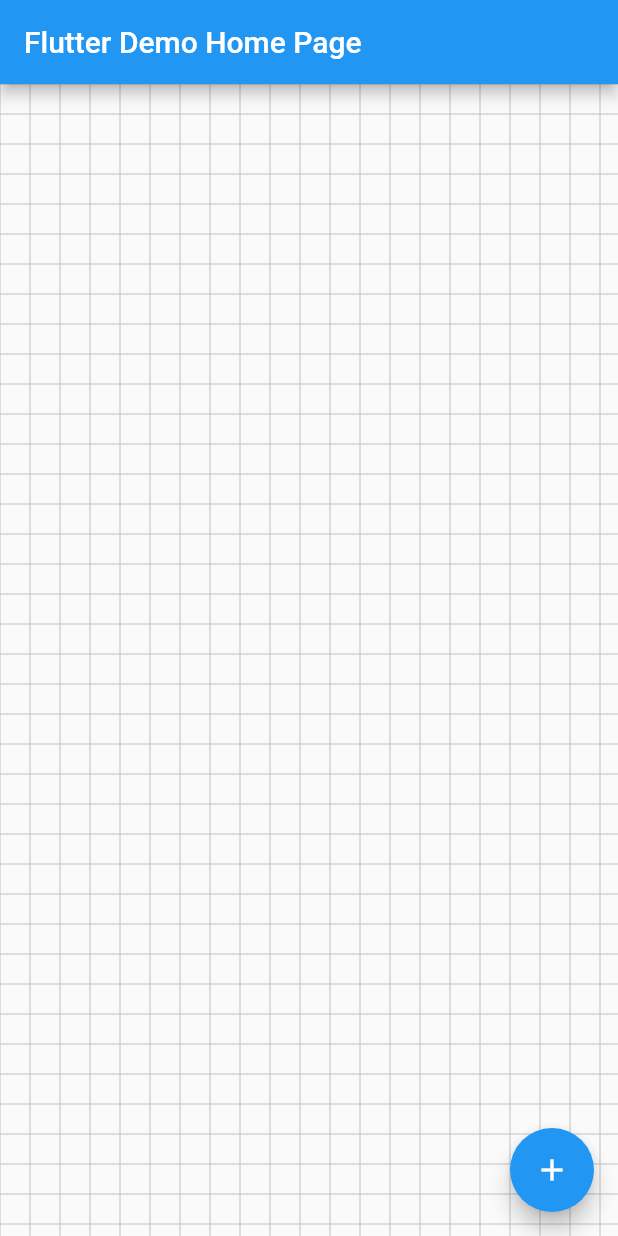
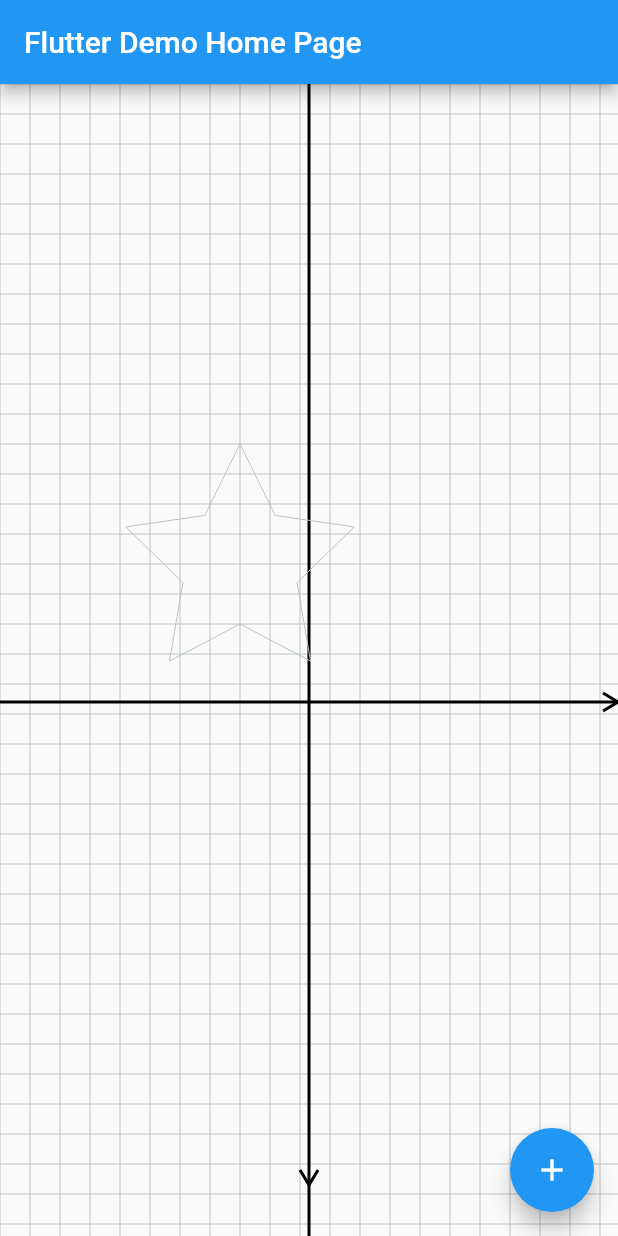
Before and after one commit to 1559727195/flutter_app, a Flutter app: the screen it shows after launch, on a phone screen of 412 x 824 dp. Run offline on Flutter 3.47's test engine with Material 2 defaults, Android fonts, the phone set to English and light mode, and no system bars.

```diff
--- a/lib/view/star_view.dart
+++ b/lib/view/star_view.dart
@@ -1,3 +1,4 @@
+import 'dart:math';
 import 'dart:ui';
 
 import 'package:flutter/cupertino.dart';
@@ -18,7 +19,14 @@ class StarView extends CustomPainter {
   @override
   void paint(Canvas canvas, Size size) {
     var winSize = MediaQuery.of(context).size;
+
     canvas.drawPath(gridPath(20, winSize), mHelpPaint);
+
+    drawCoo(canvas, winSize / 2, winSize);
+
+
+    canvas.translate(160, 320);//移动到坐标系原点
+    canvas.drawPath(nStarPath(5,80,40), mHelpPaint);
   }
 
   @override
@@ -46,4 +54,82 @@ class StarView extends CustomPainter {
     }
     return path;
   }
+
+  //绘制坐标系
+  drawCoo(Canvas canvas, Size coo, Size winSize) {
+    //初始化网格画笔
+    Paint paint = new Paint();
+    paint.strokeWidth = 2;
+    paint.style = PaintingStyle.stroke;
+
+    //绘制直线
+    canvas.drawPath(cooPath(coo, winSize), paint);
+    //左箭头
+    canvas.drawLine(new Offset(winSize.width, coo.height),
+        new Offset(winSize.width - 10, coo.height - 6), paint);
+    canvas.drawLine(new Offset(winSize.width, coo.height),
+        new Offset(winSize.width - 10, coo.height + 6), paint);
+    //下箭头
+    canvas.drawLine(new Offset(coo.width, winSize.height-90),
+        new Offset(coo.width - 6, winSize.height - 10-90), paint);
+
+
+
+    canvas.drawLine(new Offset(coo.width, winSize.height-90),
+        new Offset(coo.width + 6, winSize.height - 10-90), paint);
+  }
+
+  /**
+   * 坐标系路径
+   *
+   * @param coo     坐标点
+   * @param winSize 屏幕尺寸
+   * @return 坐标系路径
+   */
+  Path cooPath(Size coo, Size winSize) {
+    Path path = new Path();
+    //x正半轴线
+    path.moveTo(coo.width, coo.height);
+    path.lineTo(winSize.width, coo.height);
+    //x负半轴线
+    path.moveTo(coo.width, coo.height);
+    path.lineTo(coo.width - winSize.width, coo.height);
+    //y负半轴线
+    path.moveTo(coo.width, coo.height);
+    path.lineTo(coo.width, coo.height - winSize.height);
+    //y负半轴线
+    path.moveTo(coo.width, coo.height);
+    path.lineTo(coo.width, winSize.height);
+    return path;
+  }
+
+  /**
+   * n角星路径
+   *
+   * @param num 几角星
+   * @param R   外接圆半径
+   * @param r   内接圆半径
+   * @return n角星路径
+   */
+  Path nStarPath(int num, double R, double r) {
+    Path path = new Path();
+    double perDeg = 360 / num; //尖角的度数
+    double degA = perDeg / 2 / 2;
+    double degB = 360 / (num - 1) / 2 - degA / 2 + degA;
+
+    path.moveTo(cos(_rad(degA)) * R, (-sin(_rad(degA)) * R));
+    for (int i = 0; i < num; i++) {
+      path.lineTo(
+          cos(_rad(degA + perDeg * i)) * R, -sin(_rad(degA + perDeg * i)) * R);
+      path.lineTo(
+          cos(_rad(degB + perDeg * i)) * r, -sin(_rad(degB + perDeg * i)) * r);
+    }
+    path.close();
+    return path;
+  }
+
+  double _rad(double deg) {
+    return deg * pi / 180;
+  }
+
 }
```
